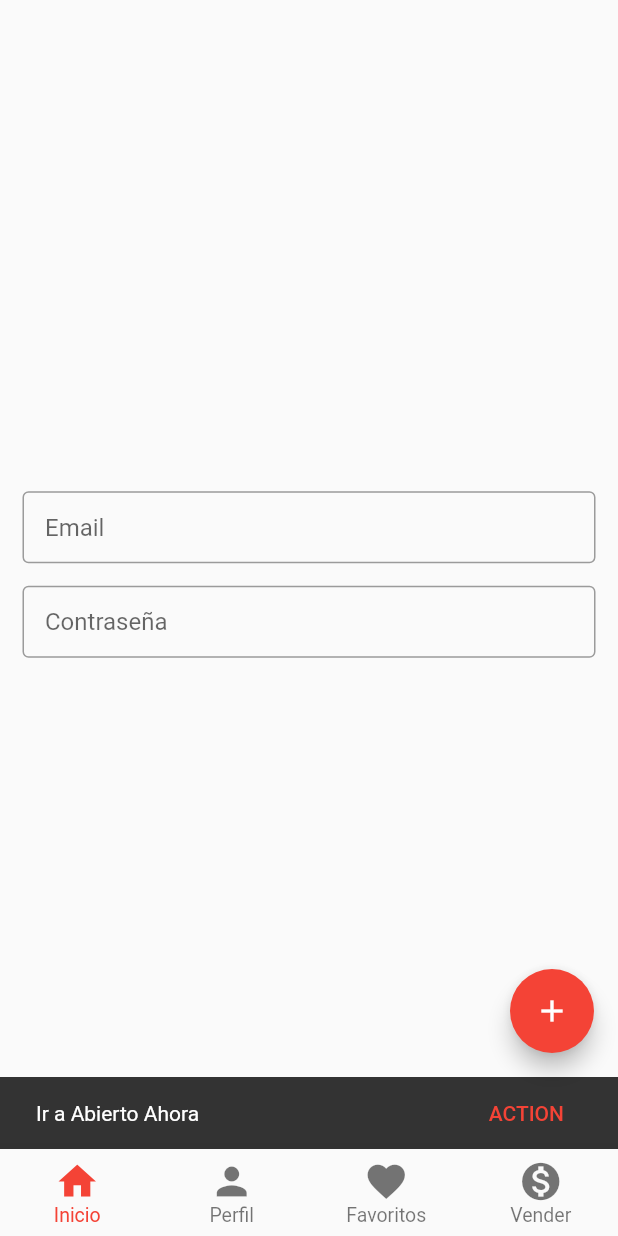
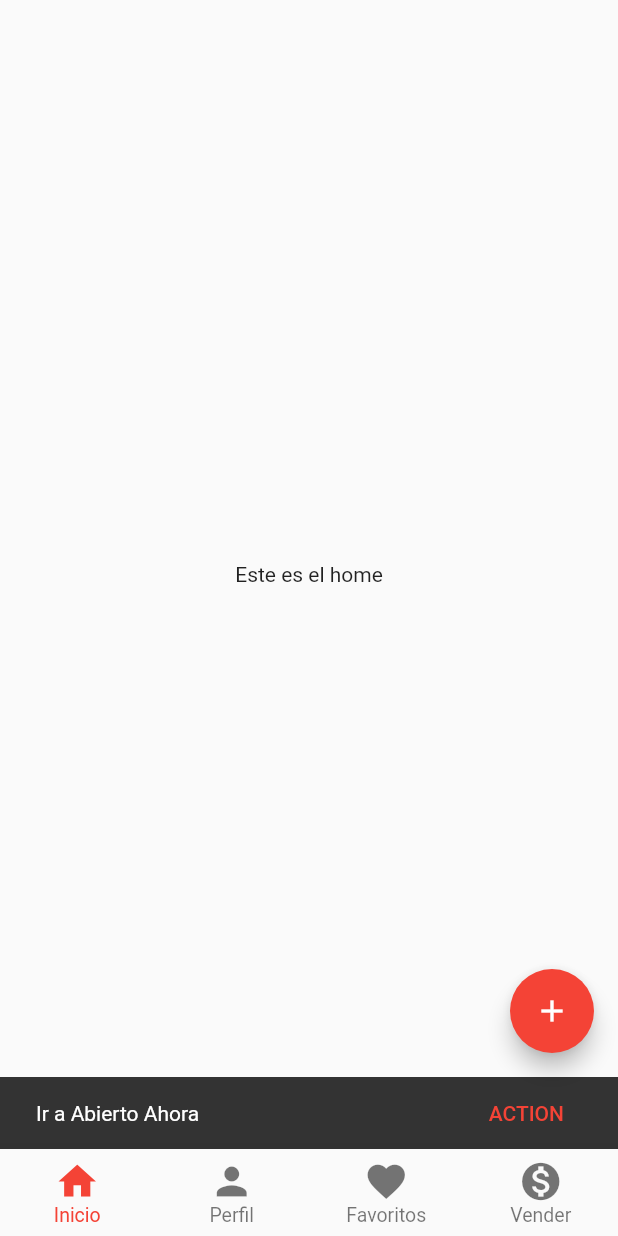
Before and after one commit to diegofun/ola-flutter, a Flutter app: the screen it shows after launch, after a tap on the "add" icon, on a phone screen of 412 x 824 dp. Run offline on Flutter 3.47's test engine with Material 2 defaults, Android fonts, the light colour scheme and no system bars; our stand-ins replace flutter_secure_storage, permission_handler.

Commit message:
Se agrega pagina de registro con buen flujo desde home, se incluye permiso para guardar y leer imagenes del external storage

```diff
--- a/lib/main.dart
+++ b/lib/main.dart
@@ -1,10 +1,11 @@
+import 'dart:async';
 import 'package:flutter/material.dart';
+import 'package:flutter_secure_storage/flutter_secure_storage.dart';
+import 'package:ola/ui/register.dart';
 import 'ui/home.dart';
 import 'ui/profile.dart';
 import 'ui/favorites.dart';
 import 'ui/selling.dart';
-import 'ui/open_now.dart';
-
 
 void main() {
   runApp(MyApp());
@@ -47,12 +48,14 @@ class HolderPage extends StatefulWidget {
   // used by the build method of the State. Fields in a Widget subclass are
   // always marked "final".
   final String title;
+
   @override
   _HolderPageState createState() => _HolderPageState();
 }
 
 class _HolderPageState extends State<HolderPage> {
-  bool logged = false;
+  Map<String, String> allValues = {};
+  final _storage = FlutterSecureStorage();
   int _selectedIndex=0;
   List _pages=[
     HomePage(title: "Este es el home",),
@@ -60,13 +63,38 @@ class _HolderPageState extends State<HolderPage> {
     Favorites(title:"Página de favoritos"),
     Selling(title:"Página para vender")];
 
+  Future<Null> _readAll() async {
+    print("_readAll accessed");
+    allValues = await _storage.readAll();
+    print(allValues);
+  }
+
+  void _write(key, value) async {
+    print("to be stored, key $key, value $value");
+    await _storage.write(key: key,value: value);
+    _readAll();
+    print("stored?, key $key, value $value");
+  }
+
   void _updateIndex(int index) {
     setState(() {
-      _selectedIndex = index;
+      if (index ==1 && allValues['logged']=='false'){
+        print(allValues['logged']);
+        Navigator.push(
+              context,
+              MaterialPageRoute(builder: (context) {
+                return Register(title:"Registro");
+              }),
+            );
+      } else {
+        _selectedIndex = index;
+      }
+      print('bottom bar index is ' + index.toString());
     });
   }
 
   void _openNow() {
+    _write('logged','false');
     setState(() {
       ScaffoldMessenger.of(context).showSnackBar(SnackBar(
         content: const Text('Ir a Abierto Ahora'),
@@ -82,6 +110,12 @@ class _HolderPageState extends State<HolderPage> {
       // _counter without calling setState(), then the build method would not be
       // called again, and so nothing would appear to happen.
     });
+  }
+
+  @override
+    void initState() {
+      super.initState();
+      _readAll();
   }
 
   @override
--- a/lib/ui/home.dart
+++ b/lib/ui/home.dart
@@ -1,13 +1,16 @@
 import 'package:flutter/material.dart';
 
 class HomePage extends StatefulWidget{
-  HomePage({Key? key, required title}) : super(key: key);
+  HomePage({Key? key, required this.title}) : super(key: key);
   static const routeName = '/extractArguments';
+  final String title;
   @override
-  _HomePageState createState() => _HomePageState();
+  _HomePageState createState() => _HomePageState(title);
 }
 
 class _HomePageState extends State<HomePage> {
+  _HomePageState(this.title);
+  final String title;
   @override
   Widget build(BuildContext context) {
     return Container(
@@ -30,24 +33,8 @@ class _HomePageState extends State<HomePage> {
         // horizontal).
           mainAxisAlignment: MainAxisAlignment.center,
           children: <Widget>[
-            TextFormField(
-              cursorColor: Colors.red,
-              keyboardType: TextInputType.emailAddress,
-              decoration: new InputDecoration(
-              border: OutlineInputBorder(borderSide: BorderSide(color: Colors.red, width: 5.0),),
-              contentPadding: EdgeInsets.only(left: 15, bottom: 11, top: 11, right: 15),
-              hintText: "Email"
-              ),
-            ),
-            SizedBox(height: 15,),
-            TextFormField(
-              cursorColor: Colors.red,
-              obscureText: true,
-              keyboardType: TextInputType.visiblePassword,
-              decoration: new InputDecoration(border: OutlineInputBorder(borderSide: BorderSide(color: Colors.red, width: 5.0),),
-              contentPadding: EdgeInsets.only(left: 15, bottom: 11, top: 11, right: 15),
-              hintText: "Contraseña"),
-            ),
+
+            Text(title)
           ],
         ),
       ),
```
Also changed, not shown: lib/ui/register.dart (added, +67 -0 lines), pubspec.yaml (+9 -7 lines), pubspec.lock, 4 other files.
